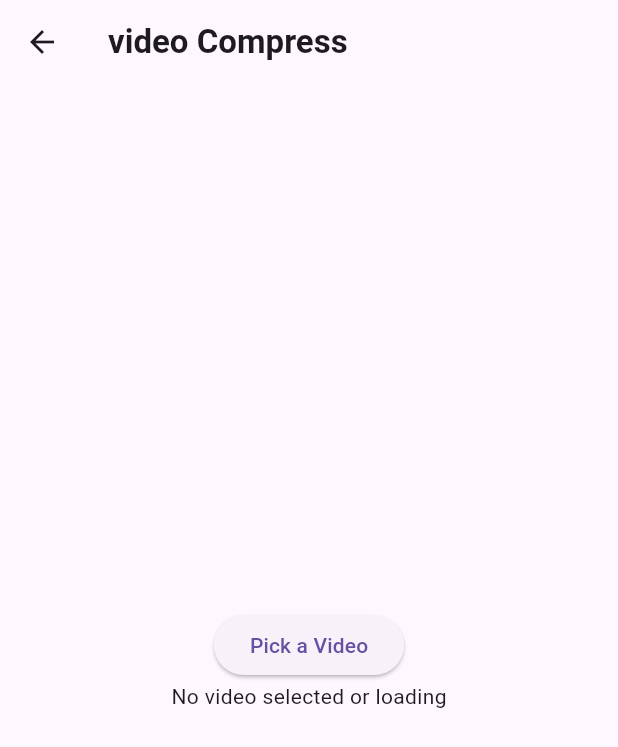
After one commit to Amaanvikar/Assignement_no_1, a Flutter app: the VideoCompressedScreen screen opened directly, after a tap on "Pick a Video", on a phone screen of 412 x 824 dp. The commit adds this screen. Shown: the top 747 px of the screen. Run offline on Flutter 3.47's test engine with Material 3 defaults, Android fonts, the phone set to English and light mode, and no system bars; our stand-ins replace google_maps_flutter, image_picker, location, shared_preferences, sqflite, video_player; missing offline and left inert: video_compress; accounts and stored records are empty.

Commit message:
compressed video using local storage and image picker

```diff
--- /dev/null
+++ b/lib/listing/screens/video_compressed_screen.dart
@@ -0,0 +1,130 @@
+import 'dart:io';
+import 'package:flutter/material.dart';
+import 'package:image_picker/image_picker.dart';
+import 'package:video_compress/video_compress.dart';
+import 'package:video_player/video_player.dart';
+
+class VideoCompressedScreen extends StatefulWidget {
+  const VideoCompressedScreen({super.key, required this.videoUrl});
+  final String videoUrl;
+
+  @override
+  State<VideoCompressedScreen> createState() => _VideoCompressedScreenState();
+}
+
+class _VideoCompressedScreenState extends State<VideoCompressedScreen> {
+  final ImagePicker picker = ImagePicker();
+  File? _videoFile;
+  VideoPlayerController? videoController;
+  File? _compressedVideoFile;
+
+  // Future<Video?> fetchVideo() async {
+  //   final String url =
+  //       'http://commondatastorage.googleapis.com/gtv-videos-bucket/sample/ElephantsDream.mp4';
+
+  //   try {
+  //     final response = await http.get(Uri.parse(url));
+
+  //     if (response.statusCode == 200) {
+  //       Map<String, dynamic> data = json.decode(response.body);
+  //       return Video.fromJson(data);
+  //     } else {
+  //       throw Exception('Failed to load video');
+  //     }
+  //   } catch (e) {
+  //     print('Error fetching video: $e');
+  //     return null;
+  //   }
+  // }
+
+  Future<void> _pickVideo(ImageSource source) async {
+    final ImagePicker _picker = ImagePicker();
+
+    // Pick video from gallery
+    final XFile? video = await _picker.pickVideo(
+      source: source,
+    );
+
+    if (video != null) {
+      setState(() {
+        _videoFile = File(video.path);
+        videoController = VideoPlayerController.file(_videoFile!)
+          ..initialize().then((_) {
+            setState(() {});
+            videoController?.play();
+          });
+      });
+      // print('Video Path: ${_videoFile!.path}');
+      await _compressVideo(_videoFile!);
+    } else {
+      print('No video selected');
+    }
+  }
+
+  Future<void> _compressVideo(File video) async {
+    final mediaInfo = await VideoCompress.compressVideo(
+      video.path,
+      quality: VideoQuality.MediumQuality,
+      deleteOrigin: false,
+    );
+
+    if (mediaInfo != null) {
+      setState(() {
+        _compressedVideoFile = File(mediaInfo.file!.path);
+      });
+      print("Compressed video saved at: ${_compressedVideoFile!.path}");
+      _playCompressedVideo();
+    }
+  }
+
+  Future<void> _playCompressedVideo() async {
+    if (_compressedVideoFile != null) {
+      videoController = VideoPlayerController.file(_compressedVideoFile!)
+        ..initialize().then((_) {
+          setState(() {});
+          videoController?.play();
+        });
+    }
+  }
+
+  @override
+  void dispose() {
+    super.dispose();
+    videoController?.dispose();
+  }
+
+  @override
+  Widget build(BuildContext context) {
+    return Scaffold(
+      appBar: AppBar(
+        title: Text(
+          'video Compress',
+          style: TextStyle(fontWeight: FontWeight.bold),
+        ),
+      ),
+      body: Center(
+        child: Column(
+          mainAxisAlignment: MainAxisAlignment.center,
+          children: [
+            ElevatedButton(
+              onPressed: () async {
+                await _pickVideo(ImageSource.gallery);
+              },
+              child: Text('Pick a Video'),
+            ),
+            if (videoController != null && videoController!.value.isInitialized)
+              Container(
+                child: AspectRatio(
+                  aspectRatio: videoController!.value.aspectRatio,
+                  child: VideoPlayer(videoController!),
+                ),
+              ),
+            if (videoController == null ||
+                !videoController!.value.isInitialized)
+              Text('No video selected or loading'),
+          ],
+        ),
+      ),
+    );
+  }
+}
--- /dev/null
+++ b/lib/models/compressed_video.dart
@@ -0,0 +1,61 @@
+class Video {
+  final String id;
+  final String title;
+  final String thumbnailUrl;
+  final String duration;
+  final String uploadTime;
+  final String views;
+  final String author;
+  final String videoUrl;
+  final String description;
+  final String subscriber;
+  final bool isLive;
+
+  Video({
+    required this.id,
+    required this.title,
+    required this.thumbnailUrl,
+    required this.duration,
+    required this.uploadTime,
+    required this.views,
+    required this.author,
+    required this.videoUrl,
+    required this.description,
+    required this.subscriber,
+    required this.isLive,
+  });
+
+  // Factory constructor to create a Video object from a JSON map
+  factory Video.fromJson(Map<String, dynamic> json) {
+    return Video(
+      id: json['id'] as String,
+      title: json['title'] as String,
+      thumbnailUrl: json['thumbnailUrl'] as String,
+      duration: json['duration'] as String,
+      uploadTime: json['uploadTime'] as String,
+      views: json['views'] as String,
+      author: json['author'] as String,
+      videoUrl: json['videoUrl'] as String,
+      description: json['description'] as String,
+      subscriber: json['subscriber'] as String,
+      isLive: json['isLive'] as bool,
+    );
+  }
+
+  // Method to convert Video object to JSON format
+  Map<String, dynamic> toJson() {
+    return {
+      'id': id,
+      'title': title,
+      'thumbnailUrl': thumbnailUrl,
+      'duration': duration,
+      'uploadTime': uploadTime,
+      'views': views,
+      'author': author,
+      'videoUrl': videoUrl,
+      'description': description,
+      'subscriber': subscriber,
+      'isLive': isLive,
+    };
+  }
+}
--- a/pubspec.yaml
+++ b/pubspec.yaml
@@ -46,10 +46,12 @@ dependencies:
   geolocator: ^13.0.2
   dio: ^5.8.0+1
   flutter_polyline_points: ^2.1.0
+  video_player: ^2.9.3
+  url_launcher: ^6.3.1
+  video_compress: ^3.1.4
 dev_dependencies:
   flutter_test:
     sdk: flutter
-
 
   flutter_launcher_icons: "^0.14.3"
 
@@ -58,7 +60,6 @@ flutter_launcher_icons:
   ios: true
   image_path: "assets/images/launcher_icon.png"
   min_sdk_android: 21
-
 
   # The "flutter_lints" package below contains a set of recommended lints to
   # encourage good coding practices. The lint set provided by the package is
```
Also changed, not shown: lib/widgets/drawer_widget.dart (+12 -0 lines), pubspec.lock, 3 other files.
